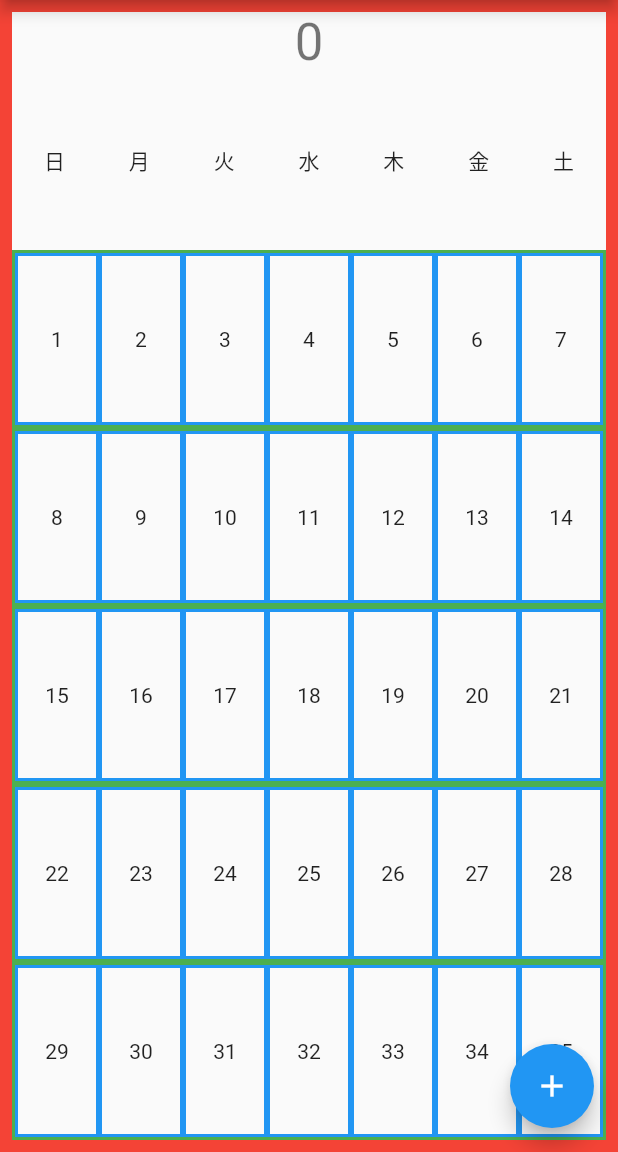
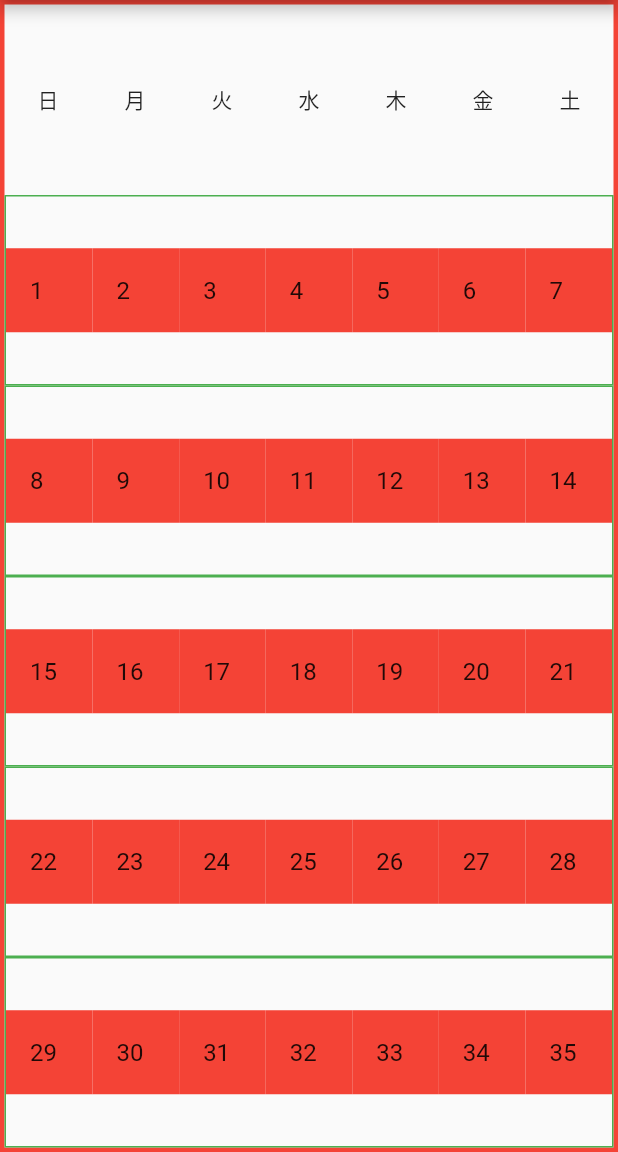
Before and after one commit to datsuns/stamp-calendar, a Flutter app: the screen it shows after launch, on a phone screen of 412 x 824 dp, the part 84-1236 px from its top. Run offline on Flutter 3.47's test engine with Material 2 defaults, Android fonts, the phone set to English and light mode, and no system bars.

Commit message:
change color on LongPressed

```diff
--- a/lib/main.dart
+++ b/lib/main.dart
@@ -47,31 +47,32 @@ class MyHomePage extends StatefulWidget {
 
 
 class _MyHomePageState extends State<MyHomePage> {
-  int _counter = 0;
+  var _done = Map<int, bool>() ;
 
+  @override
+  void initState() {
+    super.initState();
+    for( var i = 0; i < 31; i++ ){
+      this._done[i] = false;
+    }
+  }
 
   Widget generateOneDay(BuildContext context, int day) {
-    var c = Center(child:Text(day.toString()));
+    var c = ListTile(
+      title: Text(day.toString()),
+      onLongPress: () {
+        setState(() {
+          this._done[day] = this._done[day] == true ? false : true;
+        });
+      }
+    );
 
     var body = Container(
-        decoration: BoxDecoration(border: Border.all(
-            color: Colors.blue,
-            width: 2.0,
-          ),
-        ),
+        color: this._done[day] == true ? Colors.green : Colors.red,
         child: c,
         );
 
-    return GestureDetector(
-      onTap: () {
-        setState(() {
-          print("day ${day} pushed");
-          _counter++;
-        });
-      },
-
-      child: body,
-    );
+    return body;
   }
 
   Widget generateWeekTitle(BuildContext context) {
@@ -93,7 +94,7 @@ class _MyHomePageState extends State<MyHomePage> {
     return Container(
       decoration: BoxDecoration(border: Border.all(
           color: Colors.green,
-          width: 2.0,
+          width: 1.0,
         ),
       ),
       child: Row(
@@ -115,17 +116,13 @@ class _MyHomePageState extends State<MyHomePage> {
     return Container(
       decoration: BoxDecoration(border: Border.all(
           color: Colors.red,
-          width: 8.0,
+          width: 3.0,
           ),
         ),
 
       child: Column(
         mainAxisAlignment: MainAxisAlignment.spaceEvenly,
         children: <Widget>[
-          Text(
-            '$_counter',
-            style: Theme.of(context).textTheme.display1,
-          ),
           Expanded( child: generateWeekTitle(context) ),
           Expanded( child: generateOneWeek(context, 1) ),
           Expanded( child: generateOneWeek(context, 8) ),
@@ -137,43 +134,15 @@ class _MyHomePageState extends State<MyHomePage> {
     );
   }
 
-  void _incrementCounter() {
-    setState(() {
-      // This call to setState tells the Flutter framework that something has
-      // changed in this State, which causes it to rerun the build method below
-      // so that the display can reflect the updated values. If we changed
-      // _counter without calling setState(), then the build method would not be
-      // called again, and so nothing would appear to happen.
-      _counter++;
-    });
-  }
-
   @override
   Widget build(BuildContext context) {
-    print("hello");
-    // This method is rerun every time setState is called, for instance as done
-    // by the _incrementCounter method above.
-    //
-    // The Flutter framework has been optimized to make rerunning build methods
-    // fast, so that you can just rebuild anything that needs updating rather
-    // than having to individually change instances of widgets.
     return Scaffold(
       appBar: AppBar(
-        // Here we take the value from the MyHomePage object that was created by
-        // the App.build method, and use it to set our appbar title.
         title: Text(widget.title),
       ),
       body: Center(
-        // Center is a layout widget. It takes a single child and positions it
-        // in the middle of the parent.
         child: generateMainView(context),
       ),
-
-      floatingActionButton: FloatingActionButton(
-        onPressed: _incrementCounter,
-        tooltip: 'Increment',
-        child: Icon(Icons.add),
-      ), // This trailing comma makes auto-formatting nicer for build methods.
     );
   }
 }
```
